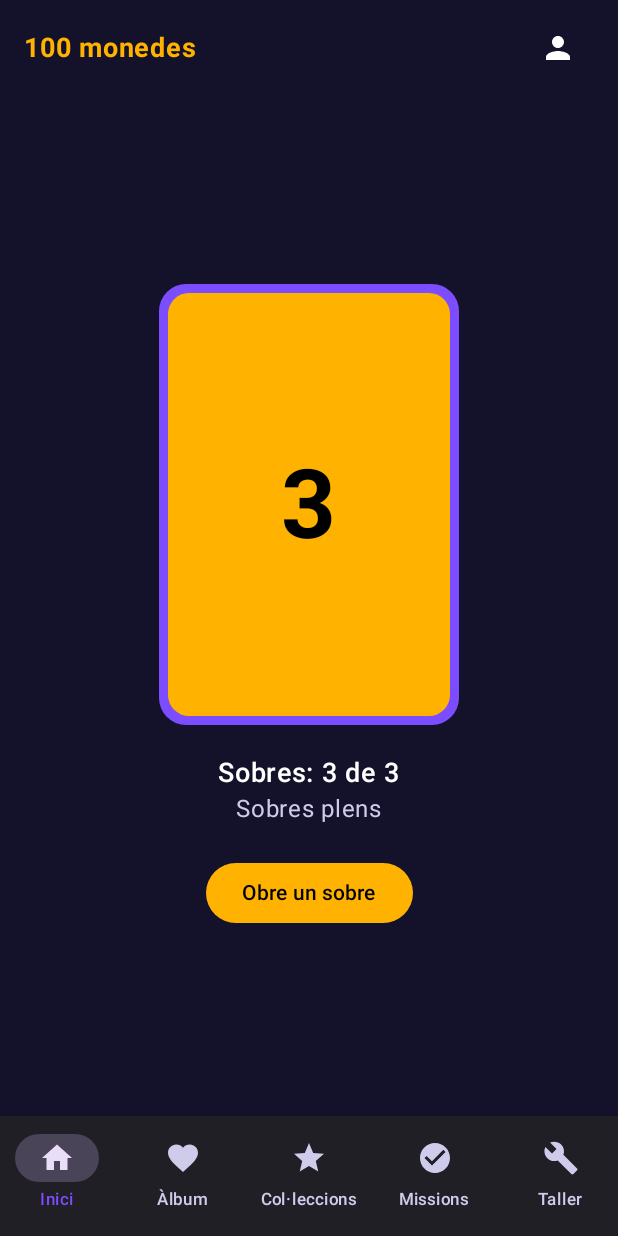
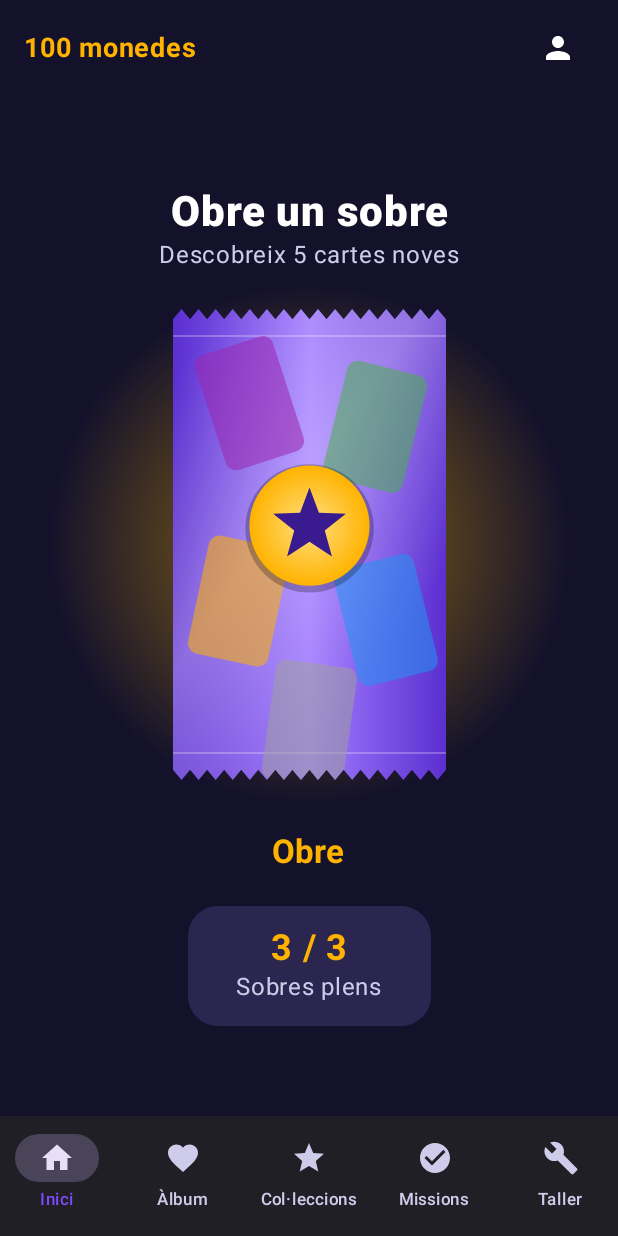
Before and after one commit to ferran34160/WIKI, an Android app built with Jetpack Compose: the screen it shows after launch (MainActivity), on a phone screen of 412 x 824 dp. Run offline under Robolectric (Android 15) with nearby library versions, the phone set to English and light mode, and no system bars.

Commit message:
Nova pantalla de sobres: sobre dibuixat, animació de sacseig i comptador
Co-Authored-By: Claude Sonnet 5.5 <noreply@anthropic.com>
Claude-Session: https://claude.ai/code/session_01UU15pticiyn49aKbqttNJ4

```diff
--- a/android/app/src/main/java/cat/cartes/esports/ui/Inici.kt
+++ b/android/app/src/main/java/cat/cartes/esports/ui/Inici.kt
@@ -24,11 +24,13 @@ import androidx.compose.foundation.shape.RoundedCornerShape
 import androidx.compose.material3.Button
 import androidx.compose.material3.MaterialTheme
 import androidx.compose.material3.Text
+import androidx.compose.material3.TextButton
 import androidx.compose.runtime.Composable
 import androidx.compose.runtime.LaunchedEffect
 import androidx.compose.runtime.mutableStateListOf
 import androidx.compose.runtime.mutableStateOf
 import androidx.compose.runtime.remember
+import androidx.compose.runtime.rememberCoroutineScope
 import androidx.compose.runtime.getValue
 import androidx.compose.runtime.setValue
 import androidx.compose.ui.Alignment
@@ -49,6 +51,7 @@ import cat.cartes.esports.game.JocViewModel
 import cat.cartes.esports.game.ResultatSobre
 import cat.cartes.esports.game.Sobres
 import kotlin.math.sin
+import kotlinx.coroutines.launch
 import kotlin.random.Random
 
 @Composable
@@ -66,33 +69,68 @@ fun PantallaInici(vm: JocViewModel, onObreCarta: (String) -> Unit) {
     val segons = (ms / 1000) % 60
     val temps = "%02d:%02d".format(minuts, segons)
 
+    val angle = remember { Animatable(0f) }
+    val scope = rememberCoroutineScope()
+    var obrint by remember { mutableStateOf(false) }
+    val obre = {
+        if (guardats > 0 && !obrint) {
+            obrint = true
+            scope.launch {
+                repeat(3) {
+                    angle.animateTo(7f, tween(60))
+                    angle.animateTo(-7f, tween(60))
+                }
+                angle.animateTo(0f, tween(60))
+                resultat = vm.obreSobre()
+                obrint = false
+            }
+        }
+    }
+
     Column(
         Modifier.fillMaxSize().padding(24.dp),
         horizontalAlignment = Alignment.CenterHorizontally,
         verticalArrangement = Arrangement.Center,
     ) {
-        Box(
+        Text(
+            stringResource(R.string.obre_sobre),
+            fontSize = 28.sp,
+            fontWeight = FontWeight.ExtraBold,
+            textAlign = TextAlign.Center,
+        )
+        Text(
+            stringResource(R.string.sobre_subtitol, Sobres.CARTES_PER_SOBRE),
+            color = MaterialTheme.colorScheme.onSurfaceVariant,
+            textAlign = TextAlign.Center,
+        )
+        Spacer(Modifier.height(24.dp))
+        SobreView(
             Modifier
-                .fillMaxWidth(0.55f)
-                .aspectRatio(0.68f)
-                .clip(RoundedCornerShape(18.dp))
-                .background(MaterialTheme.colorScheme.secondary)
-                .padding(6.dp)
-                .background(MaterialTheme.colorScheme.primary, RoundedCornerShape(14.dp)),
-            contentAlignment = Alignment.Center,
+                .fillMaxWidth(0.5f)
+                .graphicsLayer { rotationZ = angle.value }
+                .clickable(enabled = guardats > 0, onClick = obre),
+        )
+        Spacer(Modifier.height(24.dp))
+        TextButton(onClick = obre, enabled = guardats > 0 && !obrint) {
+            Text(
+                if (guardats > 0) stringResource(R.string.obre) else stringResource(R.string.sense_sobres),
+                fontSize = 22.sp,
+                fontWeight = FontWeight.Bold,
+            )
+        }
+        Spacer(Modifier.height(12.dp))
+        Column(
+            Modifier
+                .clip(RoundedCornerShape(20.dp))
+                .background(MaterialTheme.colorScheme.surfaceVariant)
+                .padding(horizontal = 32.dp, vertical = 14.dp),
+            horizontalAlignment = Alignment.CenterHorizontally,
         ) {
             Text(
-                "$guardats",
-                fontSize = 64.sp,
+                "$guardats / ${Sobres.MAX_GUARDATS}",
+                fontSize = 24.sp,
                 fontWeight = FontWeight.Bold,
-                color = Color.Black,
-            )
-        }
-        Spacer(Modifier.height(20.dp))
-        Text(
-            stringResource(R.string.sobres_guardats, guardats, Sobres.MAX_GUARDATS),
-            fontSize = 18.sp,
-            fontWeight = FontWeight.Medium,
+                color = MaterialTheme.colorScheme.primary,
             )
             Text(
                 if (guardats >= Sobres.MAX_GUARDATS) {
@@ -101,15 +139,6 @@ fun PantallaInici(vm: JocViewModel, onObreCarta: (String) -> Unit) {
                     stringResource(R.string.proper_sobre, temps)
                 },
                 color = MaterialTheme.colorScheme.onSurfaceVariant,
-        )
-        Spacer(Modifier.height(20.dp))
-        Button(
-            onClick = { resultat = vm.obreSobre() },
-            enabled = guardats > 0,
-        ) {
-            Text(
-                if (guardats > 0) stringResource(R.string.obre_sobre)
-                else stringResource(R.string.sense_sobres),
             )
         }
     }
--- /dev/null
+++ b/android/app/src/main/java/cat/cartes/esports/ui/SobreView.kt
@@ -0,0 +1,131 @@
+package cat.cartes.esports.ui
+
+import androidx.compose.animation.core.FastOutSlowInEasing
+import androidx.compose.animation.core.RepeatMode
+import androidx.compose.animation.core.animateFloat
+import androidx.compose.animation.core.infiniteRepeatable
+import androidx.compose.animation.core.rememberInfiniteTransition
+import androidx.compose.animation.core.tween
+import androidx.compose.foundation.Canvas
+import androidx.compose.foundation.layout.aspectRatio
+import androidx.compose.runtime.Composable
+import androidx.compose.runtime.getValue
+import androidx.compose.ui.Modifier
+import androidx.compose.ui.geometry.CornerRadius
+import androidx.compose.ui.geometry.Offset
+import androidx.compose.ui.geometry.Size
+import androidx.compose.ui.graphics.Brush
+import androidx.compose.ui.graphics.Color
+import androidx.compose.ui.graphics.Path
+import androidx.compose.ui.graphics.drawscope.clipPath
+import androidx.compose.ui.graphics.drawscope.rotate
+import kotlin.math.PI
+import kotlin.math.cos
+import kotlin.math.sin
+
+private val FoliaFosca = Color(0xFF5B2FD0)
+private val FoliaClara = Color(0xFFA27CFF)
+
+/** (centre x, centre y, angle, raresa) de les cartes translúcides que decoren el sobre. */
+private val Decoracio = listOf(
+    listOf(0.28f, 0.20f, -18f, 4),
+    listOf(0.74f, 0.25f, 14f, 2),
+    listOf(0.24f, 0.62f, 12f, 5),
+    listOf(0.78f, 0.66f, -14f, 3),
+    listOf(0.50f, 0.88f, 8f, 1),
+)
+
+private fun estrella(centre: Offset, radiExt: Float): Path {
+    val radiInt = radiExt * 0.42f
+    return Path().apply {
+        for (i in 0 until 10) {
+            val r = if (i % 2 == 0) radiExt else radiInt
+            val a = -PI / 2 + i * PI / 5
+            val p = Offset(centre.x + (r * cos(a)).toFloat(), centre.y + (r * sin(a)).toFloat())
+            if (i == 0) moveTo(p.x, p.y) else lineTo(p.x, p.y)
+        }
+        close()
+    }
+}
+
+/** Sobre de cartes dibuixat: paper metàl·lic amb vores dentades, cartes de colors i un halo que pulsa. */
+@Composable
+fun SobreView(modifier: Modifier = Modifier) {
+    val transicio = rememberInfiniteTransition(label = "sobre")
+    val halo by transicio.animateFloat(
+        initialValue = 0.22f,
+        targetValue = 0.55f,
+        animationSpec = infiniteRepeatable(tween(1800, easing = FastOutSlowInEasing), RepeatMode.Reverse),
+        label = "halo",
+    )
+    Canvas(modifier.aspectRatio(0.58f)) {
+        val w = size.width
+        val h = size.height
+
+        drawCircle(
+            Brush.radialGradient(
+                listOf(Color(0xFFFFB300).copy(alpha = halo), Color.Transparent),
+                center = center,
+                radius = w * 0.95f,
+            ),
+            radius = w * 0.95f,
+            center = center,
+        )
+
+        val dent = h * 0.022f
+        val dents = 16
+        val pas = w / dents
+        val forma = Path().apply {
+            moveTo(0f, dent)
+            for (i in 0 until dents) {
+                lineTo(pas * (i + 0.5f), 0f)
+                lineTo(pas * (i + 1), dent)
+            }
+            lineTo(w, h - dent)
+            for (i in dents downTo 1) {
+                lineTo(pas * (i - 0.5f), h)
+                lineTo(pas * (i - 1), h - dent)
+            }
+            close()
+        }
+        drawPath(forma, Brush.horizontalGradient(listOf(FoliaFosca, FoliaClara, FoliaFosca)))
+
+        clipPath(forma) {
+            // Reflex diagonal del paper metàl·lic.
+            drawRect(
+                Brush.linearGradient(
+                    listOf(Color.Transparent, Color.White.copy(alpha = 0.28f), Color.Transparent),
+                    start = Offset(0f, h * 0.15f),
+                    end = Offset(w, h * 0.55f),
+                ),
+            )
+            // Línies de segellat a dalt i a baix.
+            for (y in listOf(dent * 2.6f, h - dent * 2.6f)) {
+                drawLine(Color.White.copy(alpha = 0.25f), Offset(0f, y), Offset(w, y), strokeWidth = 2f)
+            }
+            // Cartes de colors de raresa, translúcides.
+            Decoracio.forEach { d ->
+                val cx = w * (d[0] as Float)
+                val cy = h * (d[1] as Float)
+                val mida = Size(w * 0.30f, w * 0.30f / 0.68f)
+                rotate(d[2] as Float, pivot = Offset(cx, cy)) {
+                    drawRoundRect(
+                        colorRaresa(d[3] as Int).copy(alpha = 0.55f),
+                        topLeft = Offset(cx - mida.width / 2, cy - mida.height / 2),
+                        size = mida,
+                        cornerRadius = CornerRadius(w * 0.04f),
+                    )
+                }
+            }
+            // Emblema central.
+            val c = Offset(w / 2, h * 0.46f)
+            drawCircle(Color.Black.copy(alpha = 0.25f), w * 0.235f, c + Offset(0f, w * 0.01f))
+            drawCircle(
+                Brush.radialGradient(listOf(Color(0xFFFFE082), Color(0xFFFFB300)), center = c, radius = w * 0.22f),
+                w * 0.22f,
+                c,
+            )
+            drawPath(estrella(c, w * 0.14f), Color(0xFF3A1B8F))
+        }
+    }
+}
--- a/android/app/src/main/res/values/strings.xml
+++ b/android/app/src/main/res/values/strings.xml
@@ -12,6 +12,8 @@
     <string name="perfil_titol">Perfil</string>
     <string name="enrere">Enrere</string>
 
+    <string name="sobre_subtitol">Descobreix %1$d cartes noves</string>
+    <string name="obre">Obre</string>
     <string name="obre_sobre">Obre un sobre</string>
     <string name="sobres_guardats">Sobres: %1$d de %2$d</string>
     <string name="proper_sobre">Proper sobre en %1$s</string>
```
Also changed, not shown: 3 other files. Lines whose indentation alone changed are shown as unchanged.
